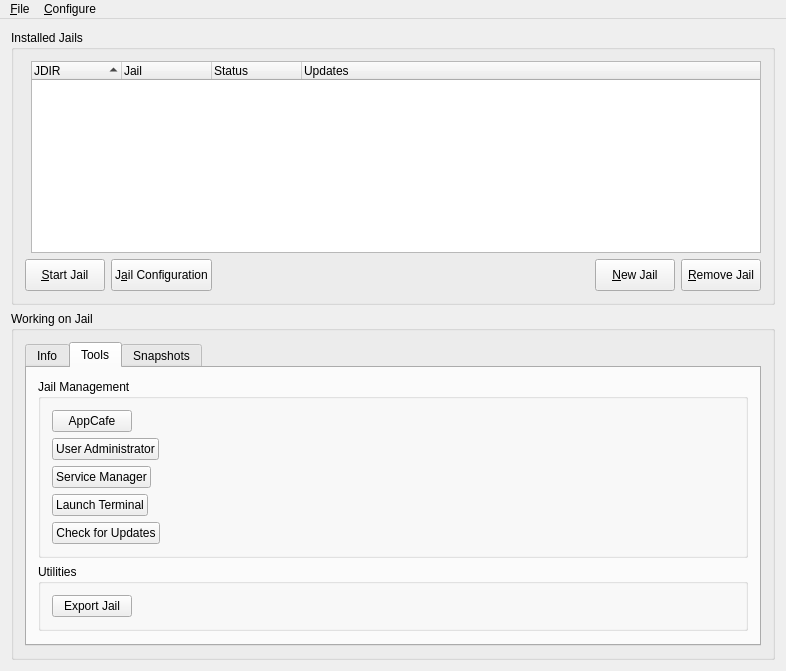
Before: the Qt Designer form src-qt5/warden-gui/dialogwarden.ui in trueos/pcbsd, drawn with Qt 5.
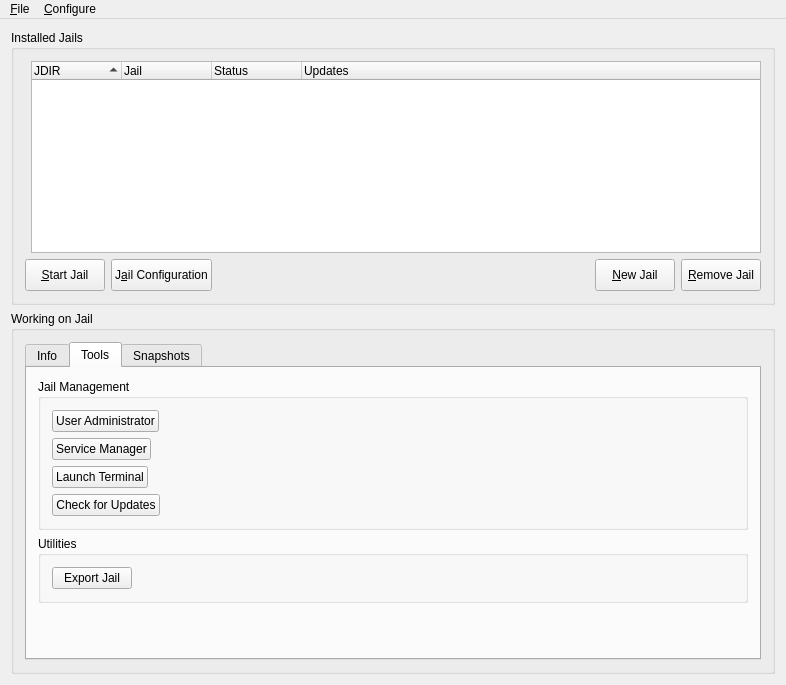
After: the same form once the commit is applied. The open tabs and pages were chosen to show the change. Icons and pictures are not drawn.

Commit message: Remove old AppCafe link in legacy Warden Qt GUI.

Patch:
```diff
--- a/src-qt5/warden-gui/dialogwarden.ui
+++ b/src-qt5/warden-gui/dialogwarden.ui
@@ -6,8 +6,8 @@
    <rect>
     <x>0</x>
     <y>0</y>
-    <width>757</width>
-    <height>667</height>
+    <width>774</width>
+    <height>685</height>
    </rect>
   </property>
   <property name="windowTitle">
@@ -271,7 +271,7 @@
               <string>Jail Management</string>
              </property>
              <layout class="QGridLayout" name="gridLayout_5">
-              <item row="1" column="0">
+              <item row="0" column="0">
                <layout class="QHBoxLayout" name="horizontalLayout_3">
                 <item>
                  <widget class="QPushButton" name="pushUserAdmin">
@@ -299,7 +299,7 @@
                 </item>
                </layout>
               </item>
-              <item row="2" column="0">
+              <item row="1" column="0">
                <layout class="QHBoxLayout" name="horizontalLayout_9">
                 <item>
                  <widget class="QPushButton" name="pushServiceGUI">
@@ -327,7 +327,7 @@
                 </item>
                </layout>
               </item>
-              <item row="3" column="0">
+              <item row="2" column="0">
                <layout class="QHBoxLayout" name="horizontalLayout">
                 <item>
                  <widget class="QPushButton" name="pushTerminal">
@@ -355,7 +355,7 @@
                 </item>
                </layout>
               </item>
-              <item row="4" column="0">
+              <item row="3" column="0">
                <layout class="QHBoxLayout" name="horizontalLayout_2">
                 <item>
                  <widget class="QPushButton" name="pushUpdate">
@@ -383,37 +383,6 @@
                 </item>
                </layout>
               </item>
-              <item row="0" column="0">
-               <layout class="QHBoxLayout" name="horizontalLayout_13">
-                <item>
-                 <widget class="QPushButton" name="pushPackageManager">
-                  <property name="toolTip">
-                   <string>Run the AppCafe for this jail. (Jail must be running)</string>
-                  </property>
-                  <property name="text">
-                   <string>AppCafe</string>
-                  </property>
-                  <property name="icon">
-                   <iconset resource="warden.qrc">
-                    <normaloff>:/cell.png</normaloff>:/cell.png</iconset>
-                  </property>
-                 </widget>
-                </item>
-                <item>
-                 <spacer name="horizontalSpacer_15">
-                  <property name="orientation">
-                   <enum>Qt::Horizontal</enum>
-                  </property>
-                  <property name="sizeHint" stdset="0">
-                   <size>
-                    <width>40</width>
-                    <height>20</height>
-                   </size>
-                  </property>
-                 </spacer>
-                </item>
-               </layout>
-              </item>
              </layout>
             </widget>
            </item>
```
Left out of the diff: 4 changed lines with no effect on the pictures. The commit also changes 1 other file.
